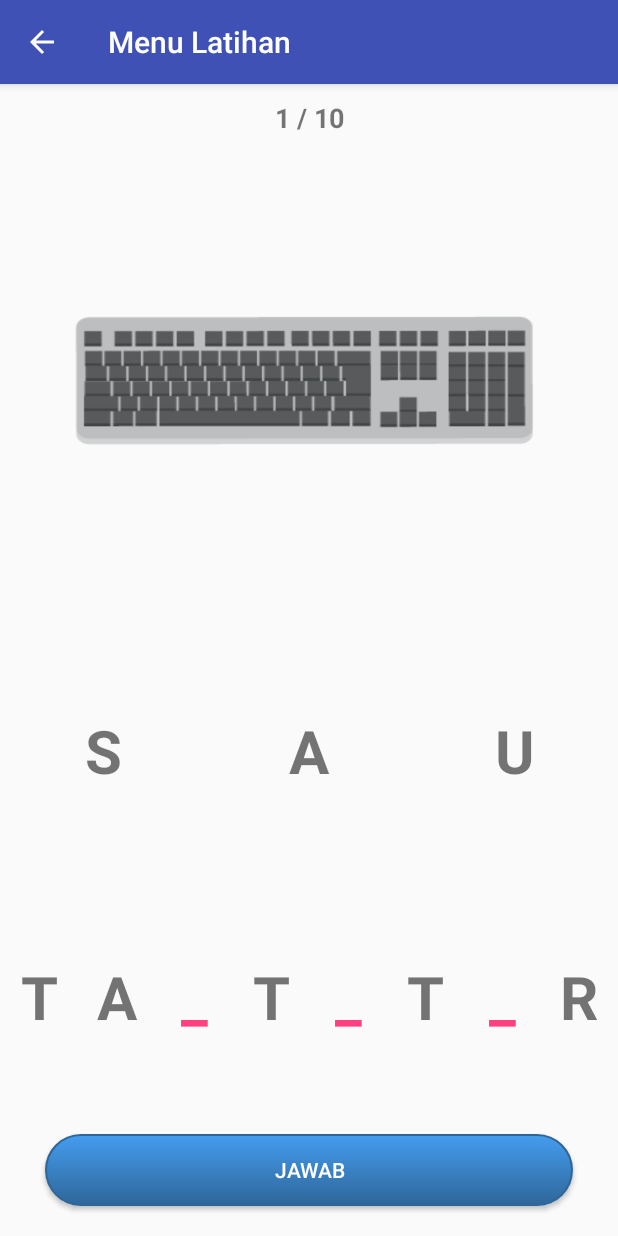
After one commit to emcorpstudio/jermanquiz, an Android app: the LatihanActivity screen opened directly, with no data from a screen before it, on a phone screen of 412 x 824 dp. The commit adds this screen. Run offline under Robolectric (Android 15) with nearby library versions, the phone set to English and light mode, and no system bars.

Commit message:
no message

```diff
--- /dev/null
+++ b/app/src/main/java/emcorp/studio/jermanquiz/LatihanActivity.java
@@ -0,0 +1,240 @@
+package emcorp.studio.jermanquiz;
+
+import android.content.Intent;
+import android.graphics.Typeface;
+import android.os.Bundle;
+import android.support.v7.app.AppCompatActivity;
+import android.util.Log;
+import android.view.Gravity;
+import android.view.MenuItem;
+import android.view.View;
+import android.widget.Button;
+import android.widget.ImageButton;
+import android.widget.LinearLayout;
+import android.widget.TextView;
+import android.widget.Toast;
+
+import java.util.ArrayList;
+import java.util.List;
+
+import emcorp.studio.jermanquiz.Model.Latihan;
+
+public class LatihanActivity extends AppCompatActivity {
+    int pilihan;
+    String hasil, opsi;
+    int pos = -1;
+    private List<Latihan> items = new ArrayList<>();
+    Button btnJawab;
+    ImageButton img;
+    int soalke = 0;
+    String opsidipilih = "";
+    int jawabposisi = -1;
+    String updatejawaban = "";
+    String updatesoal = "";
+    int[] listkosong;
+    TextView tvSoal;
+    int score = 0;
+    @Override
+    protected void onCreate(Bundle savedInstanceState) {
+        super.onCreate(savedInstanceState);
+        setContentView(R.layout.activity_latihan);
+        getSupportActionBar().setDisplayHomeAsUpEnabled(true);
+        getSupportActionBar().setDisplayShowHomeEnabled(true);
+        setTitle("Menu Latihan");
+        img = (ImageButton)findViewById(R.id.img);
+        btnJawab = (Button)findViewById(R.id.btnJawab);
+        tvSoal = (TextView)findViewById(R.id.tvSoal);
+
+        items.clear();
+        items.add(new Latihan(R.drawable.keyboard,"T,A,_,T,_,T,_,R","S,A,U","TASTATUR"));
+        items.add(new Latihan(R.drawable.computer,"_,_,M,P,U,_,_,R","C,O,T,E","COMPUTER"));
+        items.add(new Latihan(R.drawable.mouse,"_,_,U,S","M,A","MAUS"));
+        items.add(new Latihan(R.drawable.server,"S,_,_,V,_,R","E,R,E","SERVER"));
+        items.add(new Latihan(R.drawable.printer,"D,_,_,C,K,_,R","R,U,E","DRUCKER"));
+        items.add(new Latihan(R.drawable.scanner,"_,C,A,_,N,_,R","S,N,E","SCANNER"));
+        items.add(new Latihan(R.drawable.laptop,"L,_,_,T,O,_","A,P,P","LAPTOP"));
+        items.add(new Latihan(R.drawable.floppydisc,"_,I,_,K,E,_,T,E","D,S,T","DISKETTE"));
+        items.add(new Latihan(R.drawable.cloud,"_,_,_,K,E","W,O,L","WOLKE"));
+        items.add(new Latihan(R.drawable.festplatte,"_,E,_,T,_,_,_,T,T,E","F,S,P,L,A","FESTPLATTE"));
+
+        soalke = 0;
+        tampilSoal(soalke);
+
+        btnJawab.setOnClickListener(new View.OnClickListener() {
+            @Override
+            public void onClick(View view) {
+//                tampilSoal(soalke);
+                if(answerall(updatejawaban)){
+                    updatejawaban = updatejawaban.replaceAll(",","");
+                    if(updatejawaban.equals(items.get(soalke).getjawaban())){
+                        score = score + 10;
+                    }
+                    int maxsoal = items.size();
+                    if(soalke<maxsoal-1){
+                        soalke = soalke + 1;
+                        listkosong = null;
+                        tampilSoal(soalke);
+                    }else{
+//                        Toast.makeText(getApplicationContext(),"Selesai skor anda "+String.valueOf(score),Toast.LENGTH_SHORT).show();
+                        Intent i = new Intent(LatihanActivity.this,ScoreActivity.class);
+                        i.putExtra("score",String.valueOf(score));
+                        startActivity(i);
+                        finish();
+                    }
+                }else{
+                    Toast.makeText(getApplicationContext(),"Belum semua",Toast.LENGTH_SHORT).show();
+                }
+            }
+        });
+    }
+
+
+
+    public boolean answerall(String jawaban){
+        boolean result = true;
+        if(jawaban.indexOf("_")>=0){
+            result = false;
+        }
+        return result;
+    }
+
+    public void showOpsi(String opsi){
+        String teks = opsi;
+        String[] teksArray = teks.split(",");
+        LinearLayout linearLayout = (LinearLayout)findViewById(R.id.loOpsi);
+        linearLayout.removeAllViews();
+        for(int i=0;i<teksArray.length;i++){
+            final TextView valueTV = new TextView(this);
+            valueTV.setText(teksArray[i]);
+            valueTV.setTag(String.valueOf(i));
+            valueTV.setGravity(Gravity.CENTER);
+            valueTV.setTextSize(40);
+            valueTV.setClickable(true);
+            valueTV.setTypeface(valueTV.getTypeface(), Typeface.BOLD);
+            valueTV.setLayoutParams(new LinearLayout.LayoutParams(LinearLayout.LayoutParams.MATCH_PARENT, LinearLayout.LayoutParams.MATCH_PARENT, 1f));
+
+            valueTV.setOnClickListener(new View.OnClickListener() {
+                @Override
+                public void onClick(View view) {
+//                    Toast.makeText(getApplicationContext(),valueTV.getText(),Toast.LENGTH_SHORT).show();
+                    opsidipilih = valueTV.getText().toString();
+                }
+            });
+
+            linearLayout.addView(valueTV);
+        }
+    }
+
+    public void showSoal(String soal){
+        String teks = soal;
+        final String[] teksArray = teks.split(",");
+        LinearLayout linearLayout = (LinearLayout)findViewById(R.id.loHasil);
+        linearLayout.removeAllViews();
+        for(int i=0;i<teksArray.length;i++){
+            final TextView valueTV = new TextView(this);
+            valueTV.setText(teksArray[i]);
+            valueTV.setTag(String.valueOf(i));
+            valueTV.setGravity(Gravity.CENTER);
+            valueTV.setTextSize(40);
+            valueTV.setClickable(true);
+            String listkos = "";
+            for(int j=0;j<listkosong.length;j++){
+                listkos = listkos+String.valueOf(listkosong[j]);
+            }
+            if(findKosong(i)){
+                valueTV.setTextColor(getResources().getColor(R.color.colorAccent));
+            }
+//            valueTV.setBackgroundResource(android.R.attr.selectableItemBackground);
+            Log.d("CECEK",String.valueOf(i)+" - " + findKosong(i)+" in "+listkos+" from "+soal);
+            valueTV.setTypeface(valueTV.getTypeface(), Typeface.BOLD);
+            valueTV.setLayoutParams(new LinearLayout.LayoutParams(LinearLayout.LayoutParams.MATCH_PARENT, LinearLayout.LayoutParams.MATCH_PARENT, 1f));
+
+            valueTV.setOnClickListener(new View.OnClickListener() {
+                @Override
+                public void onClick(View view) {
+//                    Toast.makeText(getApplicationContext(),valueTV.getText(),Toast.LENGTH_SHORT).show();
+                    if(findKosong(Integer.valueOf(valueTV.getTag().toString()))){
+                        if(opsidipilih.equals("")){
+                            Toast.makeText(getApplicationContext(),"Pilih salah satu opsi terlebih dahulu!",Toast.LENGTH_SHORT).show();
+                        }else{
+                            jawabposisi = Integer.valueOf(valueTV.getTag().toString());
+                            teksArray[jawabposisi] = opsidipilih;
+//                            updatejawaban= String.join(",",teksArray);
+                            updatejawaban = join(teksArray,0,",");
+                            showSoal(updatejawaban);
+                            opsidipilih = "";
+                        }
+                    }else{
+                        Toast.makeText(getApplicationContext(),"Pilih pada bagian dengan warna merah!",Toast.LENGTH_SHORT).show();
+                    }
+
+                }
+            });
+
+            linearLayout.addView(valueTV);
+        }
+    }
+
+    public static String join(String[] strings, int startIndex, String separator) {
+        StringBuffer sb = new StringBuffer();
+        for (int i=startIndex; i < strings.length; i++) {
+            if (i != startIndex) sb.append(separator);
+            sb.append(strings[i]);
+        }
+        return sb.toString();
+    }
+
+    public void tampilSoal(int nomor){
+        tvSoal.setText(String.valueOf(nomor+1)+" / "+String.valueOf(items.size()));
+        updatesoal= items.get(nomor).getopsi();
+        updatejawaban = items.get(nomor).getsoal();
+        String soaltanpakoma = updatesoal.replaceAll(",","");
+        String jawabantanpakoma = updatejawaban.replaceAll(",","");
+        listkosong = new int[soaltanpakoma.length()];
+        int ke = 0;
+        String listkos = "";
+        for(int i=0;i<jawabantanpakoma.length();i++){
+            String cek = Character.toString(jawabantanpakoma.charAt(i));
+            if(cek.equals("_")){
+                listkos = listkos+String.valueOf(i);
+                listkosong[ke] = i ;
+                ke = ke + 1;
+            }
+        }
+        img.setBackgroundResource(items.get(nomor).getphoto());
+        showOpsi(items.get(nomor).getopsi());
+        showSoal(items.get(nomor).getsoal());
+        Log.d("CEK",soaltanpakoma+" "+jawabantanpakoma+" - "+String.valueOf(soaltanpakoma.length())+" - "+listkos);
+
+    }
+
+    public boolean findKosong(int ke){
+        boolean result = false;
+        for(int i=0;i<listkosong.length;i++){
+            if(listkosong[i]==ke){
+                result = true;
+                break;
+            }
+        }
+        return result;
+    }
+
+
+    @Override
+    public void onBackPressed() {
+        Intent i = new Intent(LatihanActivity.this,MainActivity.class);
+        startActivity(i);
+        finish();
+    }
+
+    @Override
+    public boolean onOptionsItemSelected(MenuItem item) {
+        int id = item.getItemId();
+        if (id == android.R.id.home){
+            Intent i = new Intent(LatihanActivity.this,MainActivity.class);
+            startActivity(i);
+            finish();
+        }
+        return super.onOptionsItemSelected(item);
+    }
+}
--- /dev/null
+++ b/app/src/main/java/emcorp/studio/jermanquiz/Model/Latihan.java
@@ -0,0 +1,43 @@
+package emcorp.studio.jermanquiz.Model;
+
+import java.io.Serializable;
+
+public class Latihan implements Serializable {
+    private int photo;
+    private String soal;
+    private String opsi;
+    private String jawaban;
+
+    public Latihan(int photo, String soal, String opsi, String jawaban) {
+        this.photo = photo;
+        this.soal = soal;
+        this.opsi = opsi;
+        this.jawaban = jawaban;
+    }
+
+    public int getphoto(){
+        return photo;
+    }
+    public String getopsi(){
+        return opsi;
+    }
+    public String getsoal(){
+        return soal;
+    }
+    public String getjawaban(){
+        return jawaban;
+    }
+
+    public void setphoto(int photo){
+        this.photo = photo;
+    }
+    public void setsoal(String soal){
+        this.soal= soal;
+    }
+    public void setopsi(String opsi){
+        this.opsi = opsi;
+    }
+    public void setjawaban(String jawaban){
+        this.jawaban = jawaban;
+    }
+}
--- /dev/null
+++ b/app/src/main/res/layout/activity_latihan.xml
@@ -0,0 +1,65 @@
+<?xml version="1.0" encoding="utf-8"?>
+<RelativeLayout xmlns:android="http://schemas.android.com/apk/res/android"
+    xmlns:app="http://schemas.android.com/apk/res-auto"
+    xmlns:tools="http://schemas.android.com/tools"
+    android:layout_width="match_parent"
+    android:layout_height="match_parent"
+    tools:context=".LatihanActivity">
+    <Button
+        android:layout_width="match_parent"
+        android:layout_height="wrap_content"
+        android:background="@drawable/button_blue"
+        android:layout_alignParentBottom="true"
+        android:layout_marginLeft="30dp"
+        android:layout_marginRight="30dp"
+        android:text="JAWAB"
+        android:layout_marginBottom="20dp"
+        android:id="@+id/btnJawab"
+        android:textColor="@android:color/white"/>
+    <LinearLayout
+        android:layout_width="match_parent"
+        android:layout_height="match_parent"
+        android:layout_above="@id/btnJawab"
+        android:layout_marginBottom="10dp"
+        android:layout_marginTop="10dp"
+        android:orientation="vertical">
+        <TextView
+            android:layout_width="match_parent"
+            android:layout_height="wrap_content"
+            android:text="0/0"
+            android:id="@+id/tvSoal"
+            android:gravity="center"
+            android:textSize="18sp"
+            android:textStyle="bold"/>
+        <ImageButton
+            android:layout_width="match_parent"
+            android:layout_height="match_parent"
+            android:layout_weight="1"
+            android:scaleType="fitCenter"
+            android:background="@null"
+            android:id="@+id/img"/>
+        <LinearLayout
+            android:layout_width="match_parent"
+            android:layout_height="match_parent"
+            android:orientation="vertical"
+            android:layout_weight="1">
+            <LinearLayout
+                android:layout_width="match_parent"
+                android:layout_height="match_parent"
+                android:orientation="horizontal"
+                android:id="@+id/loOpsi"
+                android:layout_weight="1">
+
+            </LinearLayout>
+            <LinearLayout
+                android:layout_width="match_parent"
+                android:layout_height="match_parent"
+                android:orientation="horizontal"
+                android:id="@+id/loHasil"
+                android:layout_weight="1">
+
+            </LinearLayout>
+        </LinearLayout>
+    </LinearLayout>
+
+</RelativeLayout>
--- a/app/src/main/res/values/colors.xml
+++ b/app/src/main/res/values/colors.xml
@@ -3,6 +3,7 @@
     <color name="colorPrimary">#3F51B5</color>
     <color name="colorPrimaryDark">#303F9F</color>
     <color name="colorAccent">#FF4081</color>
+    <color name="colorWhite">#FFFFFF</color>
 
     <color name="colorAccentDark">#C74F28</color>
     <color name="colorAccentLight">#FF7F54</color>
```
Also changed, not shown: app/src/main/AndroidManifest.xml (+15 -5 lines), app/src/main/java/emcorp/studio/jermanquiz/MainActivity.java (+3 -8 lines), app/src/main/java/emcorp/studio/jermanquiz/ScoreActivity.java (added, +65 -0 lines), app/src/main/res/layout/activity_score.xml (added, +70 -0 lines).
